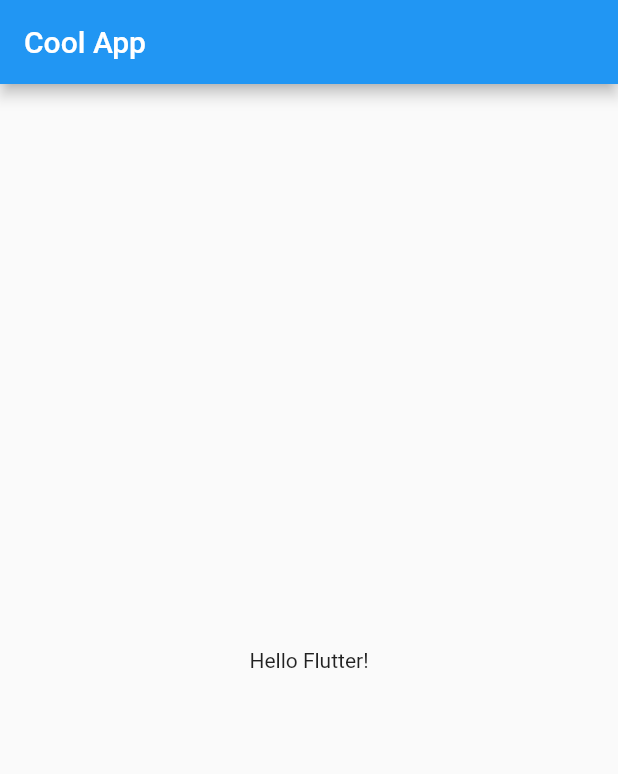
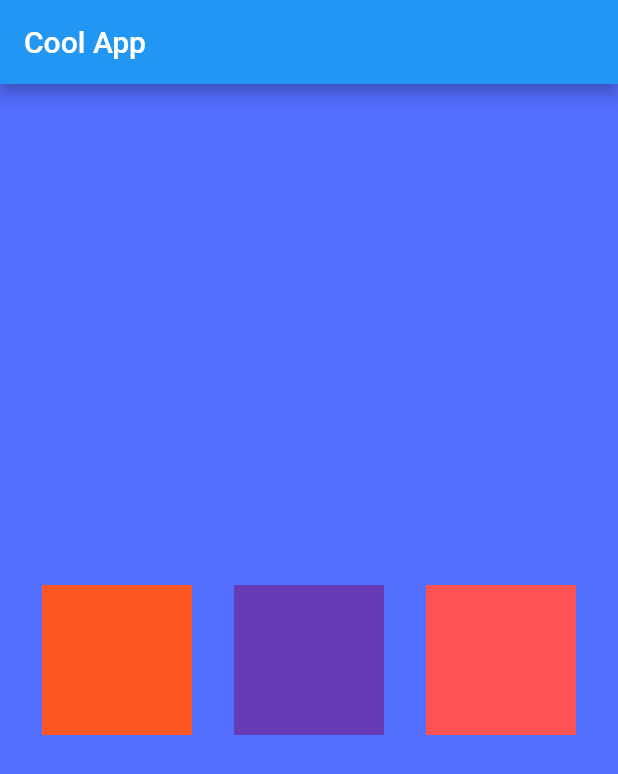
Before and after one commit to divyesh008/flutter_snippet, a Flutter app: the screen it shows after launch, on a phone screen of 412 x 824 dp. Shown: the top 774 px of the screen. Run offline on Flutter 3.47's test engine with Material 2 defaults, Android fonts, the phone set to English and light mode, and no system bars.

Commit message:
chap2 completed
Basics of widgets done

```diff
--- a/lib/main.dart
+++ b/lib/main.dart
@@ -1,6 +1,6 @@
 import 'package:flutter/material.dart';
 
-void main(){
+void main() {
   runApp(MaterialApp(
     title: "Cool App",
     home: HomePage(),
@@ -15,7 +15,30 @@ class HomePage extends StatelessWidget {
         title: Text("Cool App"),
       ),
       body: Container(
-        child: Center(child: Text("Hello Flutter!")),
+        color: Colors.indigoAccent,
+        height: MediaQuery.of(context).size.height,
+        width: MediaQuery.of(context).size.width,
+        child: Row(
+          mainAxisAlignment: MainAxisAlignment.spaceEvenly,
+          crossAxisAlignment: CrossAxisAlignment.center,
+          children: <Widget>[
+            Container(
+              height: 100,
+              width: 100,
+              color: Colors.deepOrange,
+            ),
+            Container(
+              height: 100,
+              width: 100,
+              color: Colors.deepPurple,
+            ),
+            Container(
+              height: 100,
+              width: 100,
+              color: Colors.redAccent,
+            ),
+          ],
+        ),
       ),
     );
   }
```
Also changed, not shown: 18 other files.
